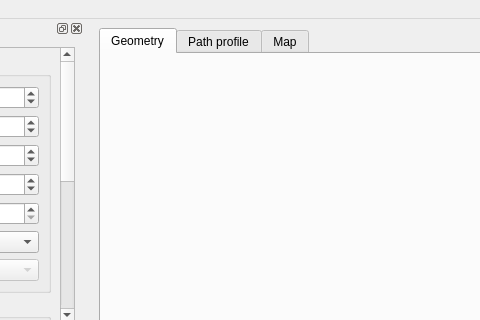
Qt form pycraf/gui/resources/main_form.ui (bwinkel/pycraf) before a commit; both pictures show x 173 to 653 and y 0 to 320 of the 1098 by 934 pixel window.
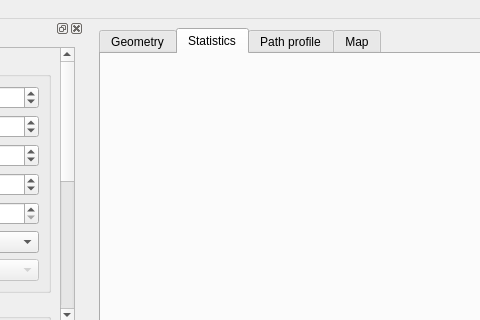
The same form after that commit. The open tabs and pages were chosen to show the change.

Commit message: gui: add a statistics plot based on pathprof.losses_complete (broadcasting)

```diff
--- a/pycraf/gui/resources/main_form.ui
+++ b/pycraf/gui/resources/main_form.ui
@@ -53,6 +53,16 @@
         </item>
        </layout>
       </widget>
+      <widget class="QWidget" name="statisticsTab">
+       <attribute name="title">
+        <string>Statistics</string>
+       </attribute>
+       <layout class="QGridLayout" name="gridLayout_17">
+        <item row="0" column="0">
+         <layout class="QVBoxLayout" name="statisticsVerticalLayout"/>
+        </item>
+       </layout>
+      </widget>
       <widget class="QWidget" name="pathprofileTab">
        <attribute name="title">
         <string>Path profile</string>
```
The commit also changes 4 other files.
